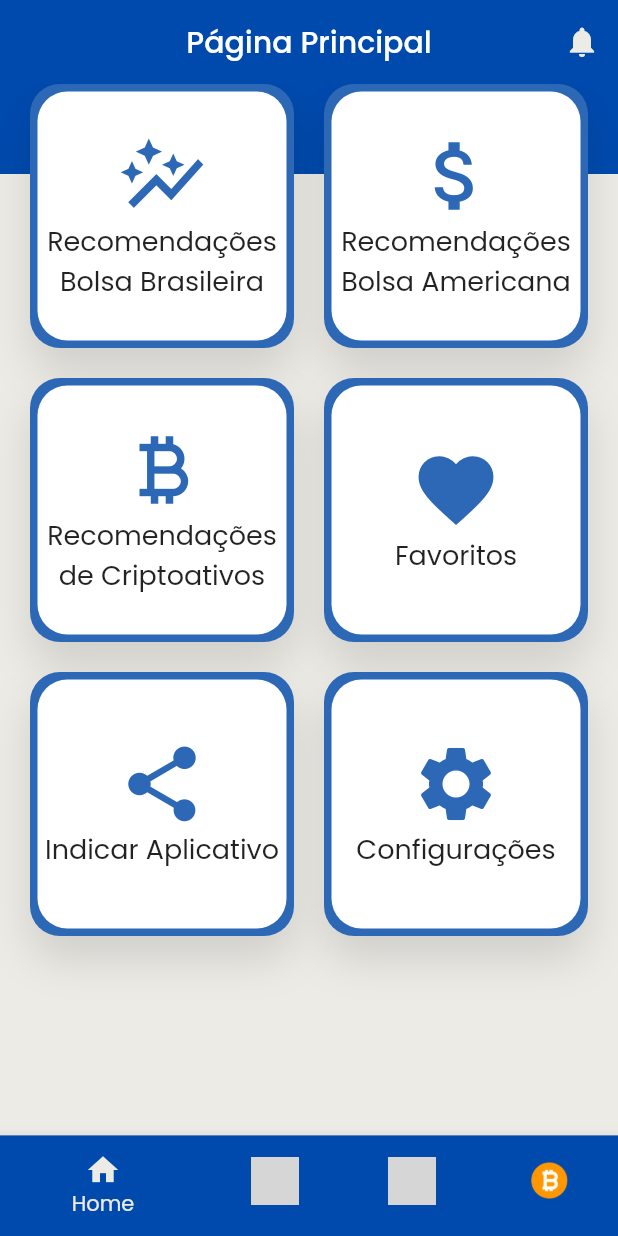
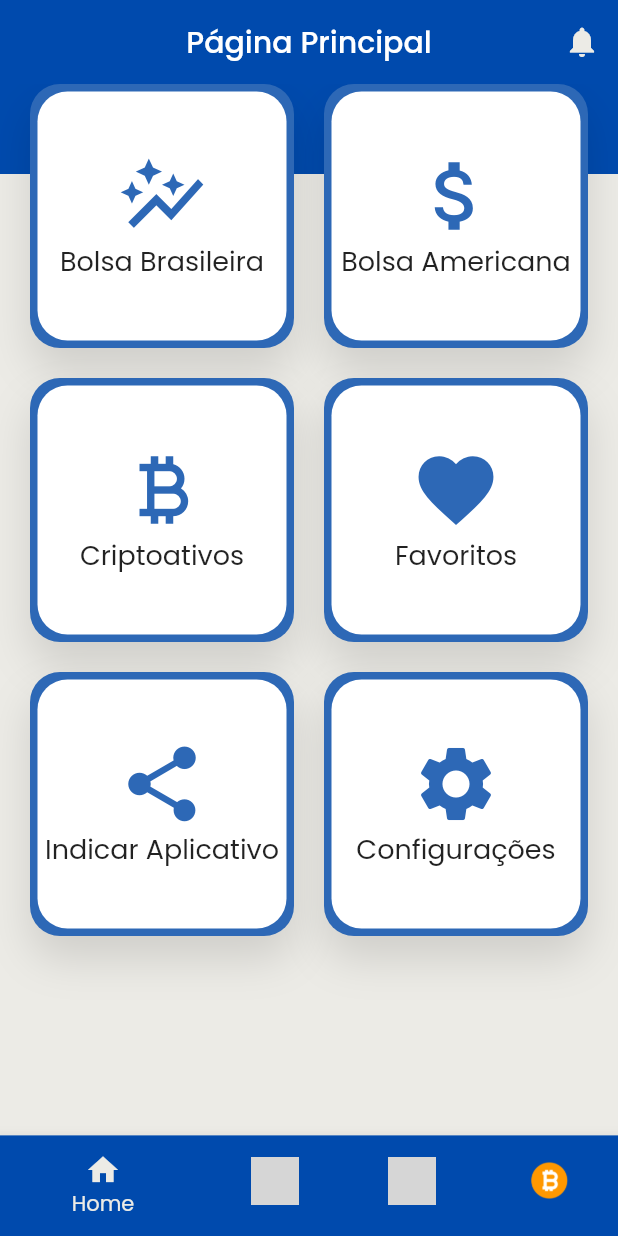
Before and after one commit to brunoalvesufu/bgb, a Flutter app: the screen it shows after launch, on a phone screen of 412 x 824 dp. Run offline on Flutter 3.47's test engine with Material 2 defaults, Android fonts, the phone set to English and light mode, and no system bars; our stand-ins replace google_fonts; missing offline and left inert: country_icons; grey boxes are pictures that could not be loaded.

Commit message:
Update constants.dart
Alterado texto nos ícones da página principal.

```diff
--- a/lib/constants.dart
+++ b/lib/constants.dart
@@ -29,7 +29,7 @@ const kDefaultShadow = BoxShadow(
 );
 
 const IconCard iconBR = IconCard(
-  title: 'Recomendações\nBolsa Brasileira',
+  title: 'Bolsa Brasileira',
   icon: Icons.auto_graph,
   cardBackColor: kSecondaryColor,
   whereTo: CallsScreenBr(
@@ -37,7 +37,7 @@ const IconCard iconBR = IconCard(
   ),
 );
 const IconCard iconUS = IconCard(
-  title: 'Recomendações\nBolsa Americana',
+  title: 'Bolsa Americana',
   icon: Icons.attach_money,
   cardBackColor: kSecondaryColor,
   whereTo: CallsScreenUs(
@@ -45,7 +45,7 @@ const IconCard iconUS = IconCard(
   ),
 );
 const IconCard iconCP = IconCard(
-  title: 'Recomendações\nde Criptoativos',
+  title: 'Criptoativos',
   icon: Icons.currency_bitcoin,
   cardBackColor: kSecondaryColor,
   whereTo: CallsScreenCp(
```
